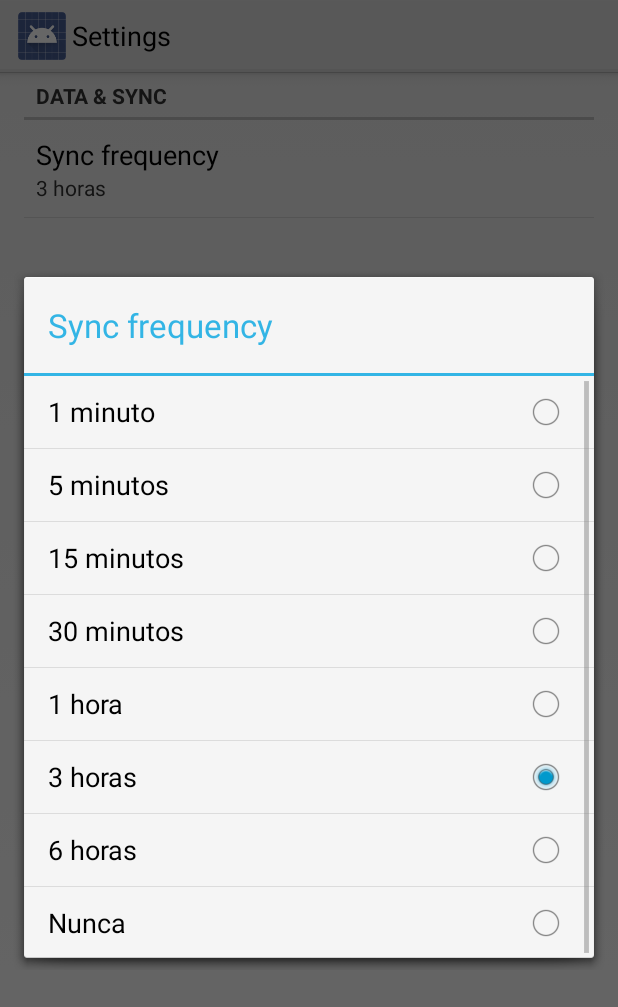
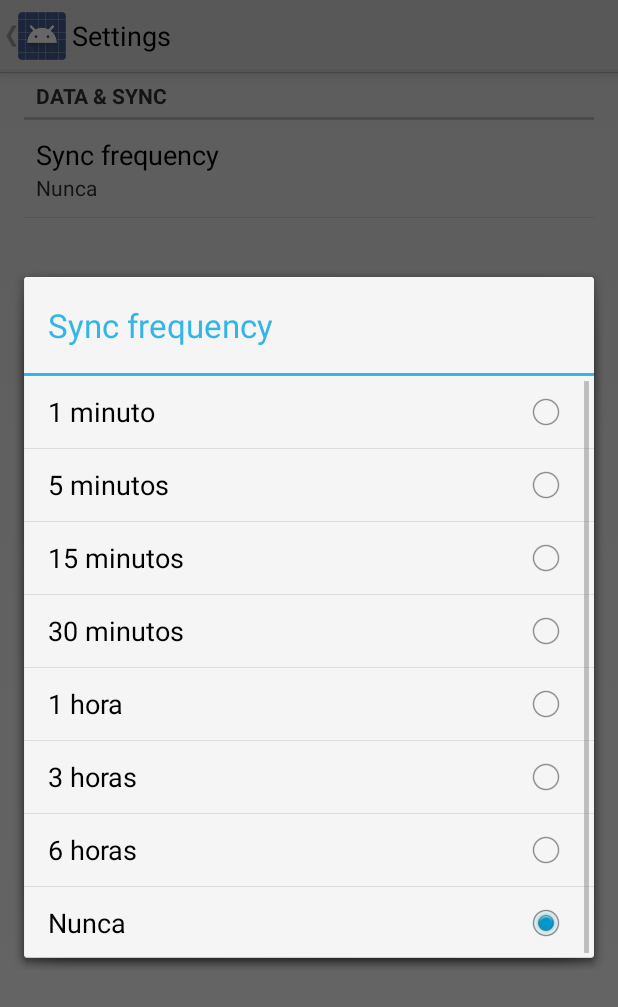
Before and after one commit to puboe/android-training, an Android app: the SettingsActivity screen opened directly, with no data from a screen before it, after a tap on "Sync frequency", on a phone screen of 412 x 824 dp. Shown: the top 1007 px of the screen. Run offline under Robolectric (Android 15) with nearby library versions, the phone set to English and light mode, and no system bars.

Commit message:
el objeto search ahora se maneja solo en la activity

```diff
--- a/MeLi/app/src/main/AndroidManifest.xml
+++ b/MeLi/app/src/main/AndroidManifest.xml
@@ -49,7 +49,8 @@
 
         <activity
             android:name=".SettingsActivity"
-            android:label="@string/title_activity_settings" >
+            android:label="@string/title_activity_settings"
+            android:parentActivityName=".SearchBox">
         </activity>
     </application>
 
--- a/MeLi/app/src/main/java/com/mercadolibre/puboe/meli/ItemAsyncTask.java
+++ b/MeLi/app/src/main/java/com/mercadolibre/puboe/meli/asynctask/ItemAsyncTask.java
@@ -1,4 +1,4 @@
-package com.mercadolibre.puboe.meli;
+package com.mercadolibre.puboe.meli.asynctask;
 
 import android.util.Log;
 
@@ -21,6 +21,7 @@ public class ItemAsyncTask extends CustomAsyncTask {
 
     @Override
     protected String doInBackground(String... query) {
+        setQuery(query[0]);
         String url = itemsBaseUrl + query[0];
         Log.i(ItemAsyncTask.class.getSimpleName(), "doInBackgroudURL: " + url);
         return super.doInBackground(url);
--- a/MeLi/app/src/main/java/com/mercadolibre/puboe/meli/ItemCallbackInterface.java
+++ b/MeLi/app/src/main/java/com/mercadolibre/puboe/meli/asynctask/ItemCallbackInterface.java
@@ -1,4 +1,4 @@
-package com.mercadolibre.puboe.meli;
+package com.mercadolibre.puboe.meli.asynctask;
 
 import com.mercadolibre.puboe.meli.model.Item;
 
--- a/MeLi/app/src/main/java/com/mercadolibre/puboe/meli/SearchCallbackInterface.java
+++ b/MeLi/app/src/main/java/com/mercadolibre/puboe/meli/asynctask/SearchCallbackInterface.java
@@ -1,4 +1,4 @@
-package com.mercadolibre.puboe.meli;
+package com.mercadolibre.puboe.meli.asynctask;
 
 import com.mercadolibre.puboe.meli.model.Search;
 
--- a/MeLi/app/src/main/res/xml/pref_data_sync.xml
+++ b/MeLi/app/src/main/res/xml/pref_data_sync.xml
@@ -10,7 +10,7 @@
         android:title="@string/pref_title_sync_frequency"
         android:entries="@array/pref_sync_frequency_titles"
         android:entryValues="@array/pref_sync_frequency_values"
-        android:defaultValue="180"
+        android:defaultValue="-1"
         android:negativeButtonText="@null"
         android:positiveButtonText="@null" />
     </PreferenceCategory>
--- /dev/null
+++ b/MeLi/app/src/main/res/xml/pref_general.xml
@@ -0,0 +1,33 @@
+<PreferenceScreen xmlns:android="http://schemas.android.com/apk/res/android">
+
+    <CheckBoxPreference
+        android:key="example_checkbox"
+        android:title="@string/pref_title_social_recommendations"
+        android:summary="@string/pref_description_social_recommendations"
+        android:defaultValue="true" />
+
+    <!-- NOTE: EditTextPreference accepts EditText attributes. -->
+    <!-- NOTE: EditTextPreference's summary should be set to its value by the activity code. -->
+    <EditTextPreference
+        android:key="example_text"
+        android:title="@string/pref_title_display_name"
+        android:defaultValue="@string/pref_default_display_name"
+        android:selectAllOnFocus="true"
+        android:inputType="textCapWords"
+        android:capitalize="words"
+        android:singleLine="true"
+        android:maxLines="1" />
+
+    <!-- NOTE: Hide buttons to simplify the UI. Users can touch outside the dialog to
+         dismiss it. -->
+    <!-- NOTE: ListPreference's summary should be set to its value by the activity code. -->
+    <ListPreference
+        android:key="example_list"
+        android:title="@string/pref_title_add_friends_to_messages"
+        android:defaultValue="-1"
+        android:entries="@array/pref_example_list_titles"
+        android:entryValues="@array/pref_example_list_values"
+        android:negativeButtonText="@null"
+        android:positiveButtonText="@null" />
+
+</PreferenceScreen>
--- /dev/null
+++ b/MeLi/app/src/main/res/xml/pref_headers.xml
@@ -0,0 +1,17 @@
+<preference-headers xmlns:android="http://schemas.android.com/apk/res/android">
+
+    <!-- These settings headers are only used on tablets. -->
+
+    <header
+        android:fragment="com.mercadolibre.puboe.meli.SettingsActivity$GeneralPreferenceFragment"
+        android:title="@string/pref_header_general" />
+
+    <header
+        android:fragment="com.mercadolibre.puboe.meli.SettingsActivity$NotificationPreferenceFragment"
+        android:title="@string/pref_header_notifications" />
+
+    <header
+        android:fragment="com.mercadolibre.puboe.meli.SettingsActivity$DataSyncPreferenceFragment"
+        android:title="@string/pref_header_data_sync" />
+
+</preference-headers>
--- /dev/null
+++ b/MeLi/app/src/main/res/xml/pref_notification.xml
@@ -0,0 +1,27 @@
+<PreferenceScreen xmlns:android="http://schemas.android.com/apk/res/android">
+
+    <!-- A 'parent' preference, which enables/disables child preferences (below)
+         when checked/unchecked. -->
+    <CheckBoxPreference
+        android:key="notifications_new_message"
+        android:title="@string/pref_title_new_message_notifications"
+        android:defaultValue="true" />
+
+    <!-- Allows the user to choose a ringtone in the 'notification' category. -->
+    <!-- NOTE: This preference will be enabled only when the checkbox above is checked. -->
+    <!-- NOTE: RingtonePreference's summary should be set to its value by the activity code. -->
+    <RingtonePreference
+        android:dependency="notifications_new_message"
+        android:key="notifications_new_message_ringtone"
+        android:title="@string/pref_title_ringtone"
+        android:ringtoneType="notification"
+        android:defaultValue="content://settings/system/notification_sound" />
+
+    <!-- NOTE: This preference will be enabled only when the checkbox above is checked. -->
+    <CheckBoxPreference
+        android:dependency="notifications_new_message"
+        android:key="notifications_new_message_vibrate"
+        android:title="@string/pref_title_vibrate"
+        android:defaultValue="true" />
+
+</PreferenceScreen>
--- a/MeLi/app/src/main/res/xml/searchable.xml
+++ /dev/null
@@ -1,5 +0,0 @@
-<?xml version="1.0" encoding="utf-8"?>
-<searchable xmlns:android="http://schemas.android.com/apk/res/android"
-    android:label="@string/app_name"
-    android:hint="@string/search_hint" >
-</searchable>
```
Also changed, not shown: MeLi/app/src/main/java/com/mercadolibre/puboe/meli/SearchResults.java (+60 -39 lines), MeLi/app/src/main/java/com/mercadolibre/puboe/meli/SearchResultsFragment.java (+29 -31 lines), MeLi/app/src/main/java/com/mercadolibre/puboe/meli/asynctask/CustomAsyncTask.java (renamed from MeLi/app/src/main/java/com/mercadolibre/puboe/meli/CustomAsyncTask.java, +11 -1 lines), MeLi/app/src/main/java/com/mercadolibre/puboe/meli/asynctask/SearchAsyncTask.java (renamed from MeLi/app/src/main/java/com/mercadolibre/puboe/meli/SearchAsyncTask.java, +5 -3 lines), MeLi/app/src/main/res/layout/activity_item_view.xml (deleted, +0 -54 lines).
